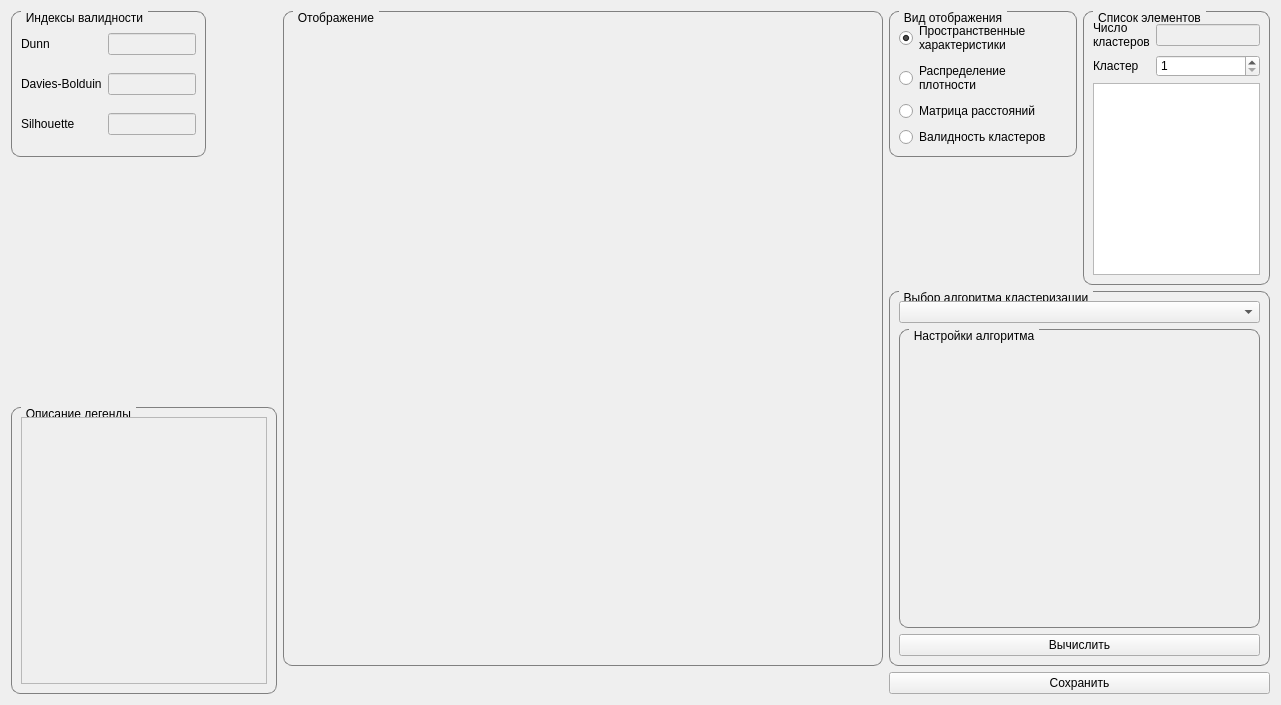
The window that Main/gui/tabs/Representation/representation_gui.ui (msmirnov91/pacs) describes before a commit, drawn with Qt 5.
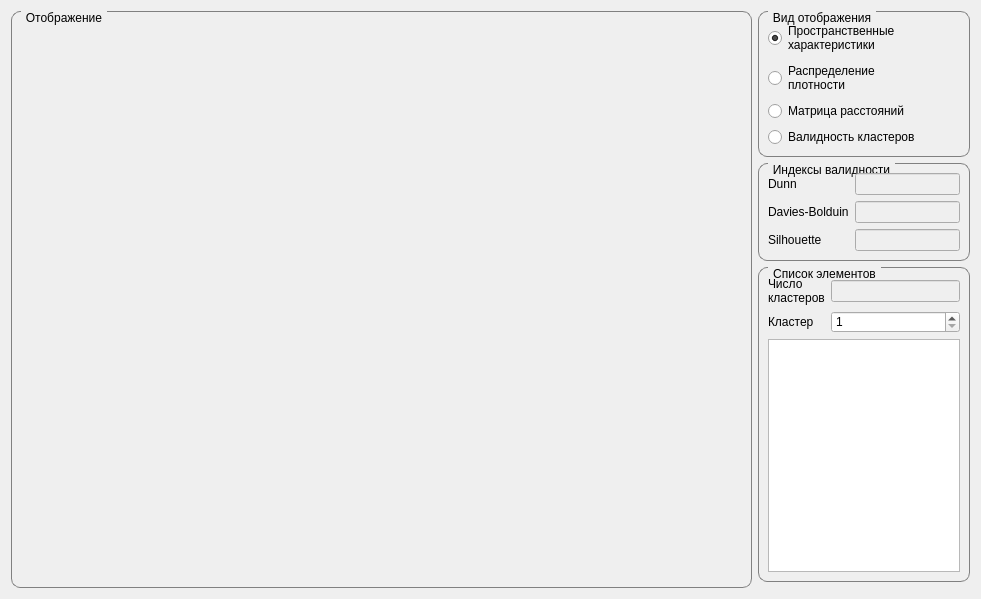
The same window after the commit.

What changed in the file:
```diff
--- a/Main/gui/tabs/Representation/representation_gui.ui
+++ b/Main/gui/tabs/Representation/representation_gui.ui
@@ -6,8 +6,8 @@
    <rect>
     <x>0</x>
     <y>0</y>
-    <width>1281</width>
-    <height>705</height>
+    <width>981</width>
+    <height>599</height>
    </rect>
   </property>
   <property name="windowTitle">
@@ -32,11 +32,11 @@
      <property name="spacing">
       <number>6</number>
      </property>
-     <item row="0" column="3" rowspan="2">
+     <item row="2" column="2">
       <widget class="QGroupBox" name="axis">
        <property name="maximumSize">
         <size>
-         <width>187</width>
+         <width>212</width>
          <height>16777215</height>
         </size>
        </property>
@@ -82,11 +82,11 @@
        </layout>
       </widget>
      </item>
-     <item row="4" column="0" rowspan="6">
-      <widget class="QGroupBox" name="legend_description">
+     <item row="0" column="2">
+      <widget class="QGroupBox" name="visualization_type">
        <property name="maximumSize">
         <size>
-         <width>266</width>
+         <width>212</width>
          <height>16777215</height>
         </size>
        </property>
@@ -94,23 +94,46 @@
         <string notr="true"/>
        </property>
        <property name="title">
-        <string>Описание легенды</string>
+        <string>Вид отображения</string>
        </property>
-       <property name="alignment">
-        <set>Qt::AlignCenter</set>
-       </property>
-       <layout class="QGridLayout" name="gridLayout_6">
-        <item row="0" column="0">
-         <widget class="QTextEdit" name="description_text">
-          <property name="enabled">
-           <bool>false</bool>
+       <layout class="QVBoxLayout" name="verticalLayout">
+        <item>
+         <widget class="QRadioButton" name="bww">
+          <property name="text">
+           <string>Пространственные 
+характеристики</string>
+          </property>
+          <property name="checked">
+           <bool>true</bool>
+          </property>
+         </widget>
+        </item>
+        <item>
+         <widget class="QRadioButton" name="dens_distribution">
+          <property name="text">
+           <string>Распределение 
+плотности</string>
+          </property>
+         </widget>
+        </item>
+        <item>
+         <widget class="QRadioButton" name="color_matrix">
+          <property name="text">
+           <string>Матрица расстояний</string>
+          </property>
+         </widget>
+        </item>
+        <item>
+         <widget class="QRadioButton" name="validity_vector">
+          <property name="text">
+           <string>Валидность кластеров</string>
           </property>
          </widget>
         </item>
        </layout>
       </widget>
      </item>
-     <item row="0" column="1" rowspan="9">
+     <item row="0" column="1" rowspan="4">
       <widget class="QGroupBox" name="plot">
        <property name="minimumSize">
         <size>
@@ -137,18 +160,11 @@
        </layout>
       </widget>
      </item>
-     <item row="9" column="2" colspan="2">
-      <widget class="QPushButton" name="save_button">
-       <property name="text">
-        <string>Сохранить</string>
-       </property>
-      </widget>
-     </item>
-     <item row="0" column="0">
+     <item row="1" column="2">
       <widget class="QGroupBox" name="validation">
        <property name="maximumSize">
         <size>
-         <width>195</width>
+         <width>212</width>
          <height>16777215</height>
         </size>
        </property>
@@ -204,112 +220,6 @@
        </layout>
       </widget>
      </item>
-     <item row="0" column="2">
-      <widget class="QGroupBox" name="visualization_type">
-       <property name="maximumSize">
-        <size>
-         <width>400</width>
-         <height>16777215</height>
-        </size>
-       </property>
-       <property name="styleSheet">
-        <string notr="true"/>
-       </property>
-       <property name="title">
-        <string>Вид отображения</string>
-       </property>
-       <layout class="QVBoxLayout" name="verticalLayout">
-        <item>
-         <widget class="QRadioButton" name="bww">
-          <property name="text">
-           <string>Пространственные 
-характеристики</string>
-          </property>
-          <property name="checked">
-           <bool>true</bool>
-          </property>
-         </widget>
-        </item>
-        <item>
-         <widget class="QRadioButton" name="dens_distribution">
-          <property name="text">
-           <string>Распределение 
-плотности</string>
-          </property>
-         </widget>
-        </item>
-        <item>
-         <widget class="QRadioButton" name="color_matrix">
-          <property name="text">
-           <string>Матрица расстояний</string>
-          </property>
-         </widget>
-        </item>
-        <item>
-         <widget class="QRadioButton" name="validity_vector">
-          <property name="text">
-           <string>Валидность кластеров</string>
-          </property>
-         </widget>
-        </item>
-       </layout>
-      </widget>
-     </item>
-     <item row="2" column="2" rowspan="7" colspan="2">
-      <widget class="QGroupBox" name="algorithm_choise">
-       <property name="maximumSize">
-        <size>
-         <width>16777215</width>
-         <height>16777215</height>
-        </size>
-       </property>
-       <property name="styleSheet">
-        <string notr="true"/>
-       </property>
-       <property name="title">
-        <string>Выбор алгоритма кластеризации</string>
-       </property>
-       <property name="alignment">
-        <set>Qt::AlignCenter</set>
-       </property>
-       <property name="flat">
-        <bool>false</bool>
-       </property>
-       <layout class="QVBoxLayout" name="verticalLayout_2">
-        <item>
-         <widget class="QComboBox" name="algorithm"/>
-        </item>
-        <item>
-         <widget class="QGroupBox" name="algorithm_settings">
-          <property name="maximumSize">
-           <size>
-            <width>388</width>
-            <height>16777215</height>
-           </size>
-          </property>
-          <property name="styleSheet">
-           <string notr="true"/>
-          </property>
-          <property name="title">
-           <string>Настройки алгоритма</string>
-          </property>
-          <layout class="QVBoxLayout" name="verticalLayout_3">
-           <item>
-            <layout class="QVBoxLayout" name="algorithm_settings_layout"/>
-           </item>
-          </layout>
-         </widget>
-        </item>
-        <item>
-         <widget class="QPushButton" name="submit">
-          <property name="text">
-           <string>Вычислить</string>
-          </property>
-         </widget>
-        </item>
-       </layout>
-      </widget>
-     </item>
     </layout>
    </item>
   </layout>
```
